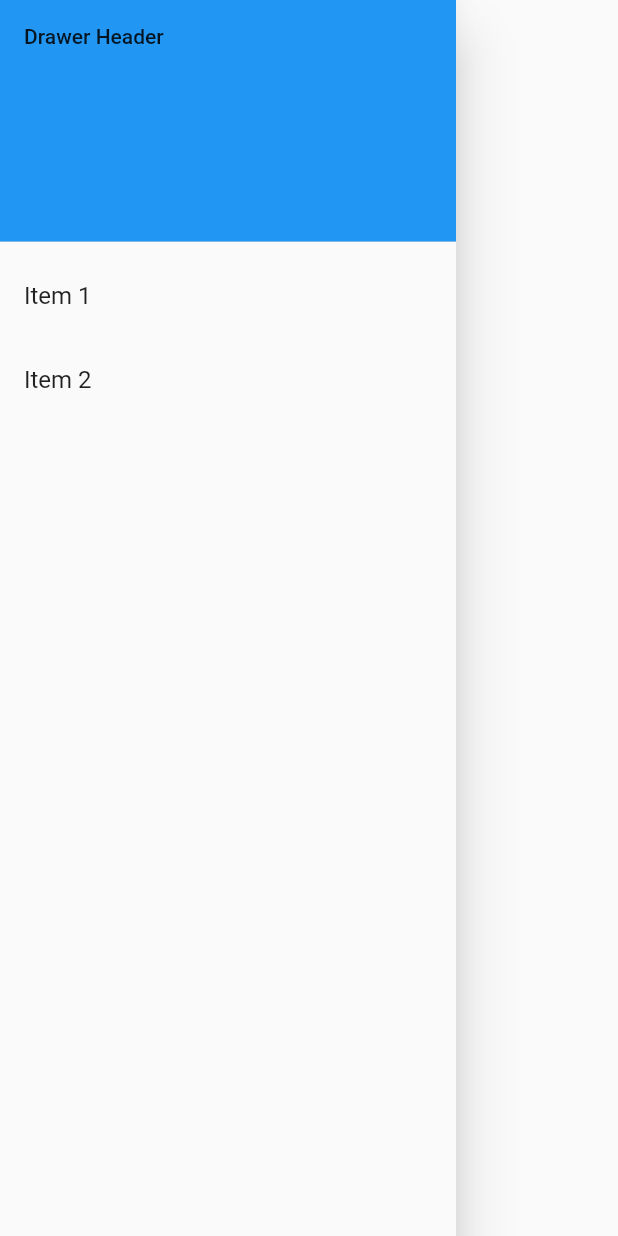
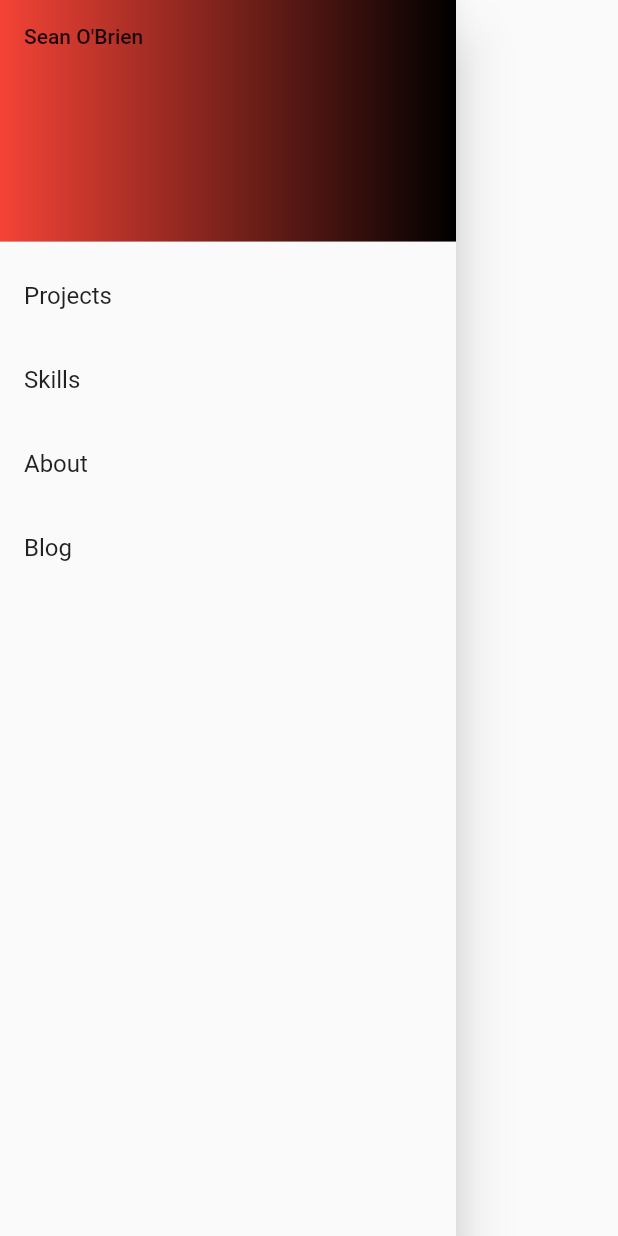
Before and after one commit to stobrien89/portfolioV1, a Flutter app: the DrawerView widget shown alone on an empty page, opened directly, on a phone screen of 412 x 824 dp. Run offline on Flutter 3.47's test engine with Material 2 defaults, Android fonts, the phone set to English and light mode, and no system bars; our stand-ins replace auto_size_text, google_fonts, responsive_builder.

Commit message:
add nav options to drawer, render when mobile

```diff
--- a/portfolio_flutter_web/lib/main.dart
+++ b/portfolio_flutter_web/lib/main.dart
@@ -11,6 +11,7 @@ class MyApp extends StatelessWidget {
   @override
   Widget build(BuildContext context) {
     return MaterialApp(
+      debugShowCheckedModeBanner: false,
       title: "Sean O'Brien",
       theme: ThemeData(
         primarySwatch: Colors.blue,
@@ -27,7 +28,7 @@ class PortfolioView extends StatelessWidget {
     final height = MediaQuery.of(context).size.height;
     final width = MediaQuery.of(context).size.width;
     return Scaffold(
-      drawer: DrawerView(),
+      endDrawer: DrawerView(),
       body: SingleChildScrollView(
         child: Column(
           children: [
@@ -53,22 +54,17 @@ class DrawerView extends StatelessWidget {
             padding: EdgeInsets.zero,
             children: <Widget>[
               DrawerHeader(
-                child: Text('Drawer Header'),
+                child: Text("Sean O'Brien"),
                 decoration: BoxDecoration(
-                  color: Colors.blue,
+                  gradient: LinearGradient(
+                    colors: [Colors.red, Colors.black],
+                    tileMode: TileMode.repeated,
                   ),
                 ),
+              ),
+              for (var item in kNavItemsList)
                 ListTile(
-                title: Text('Item 1'),
-                onTap: () {
-                  // Update the state of the app
-                  // ...
-                  // Then close the drawer
-                  Navigator.pop(context);
-                },
-              ),
-              ListTile(
-                title: Text('Item 2'),
+                  title: Text(item.text),
                   onTap: () {
                     // Update the state of the app
                     // ...
```
Also changed, not shown: portfolio_flutter_web/lib/nav_bar/nav_bar_view.dart (+18 -1 lines). Lines whose indentation alone changed are shown as unchanged.
